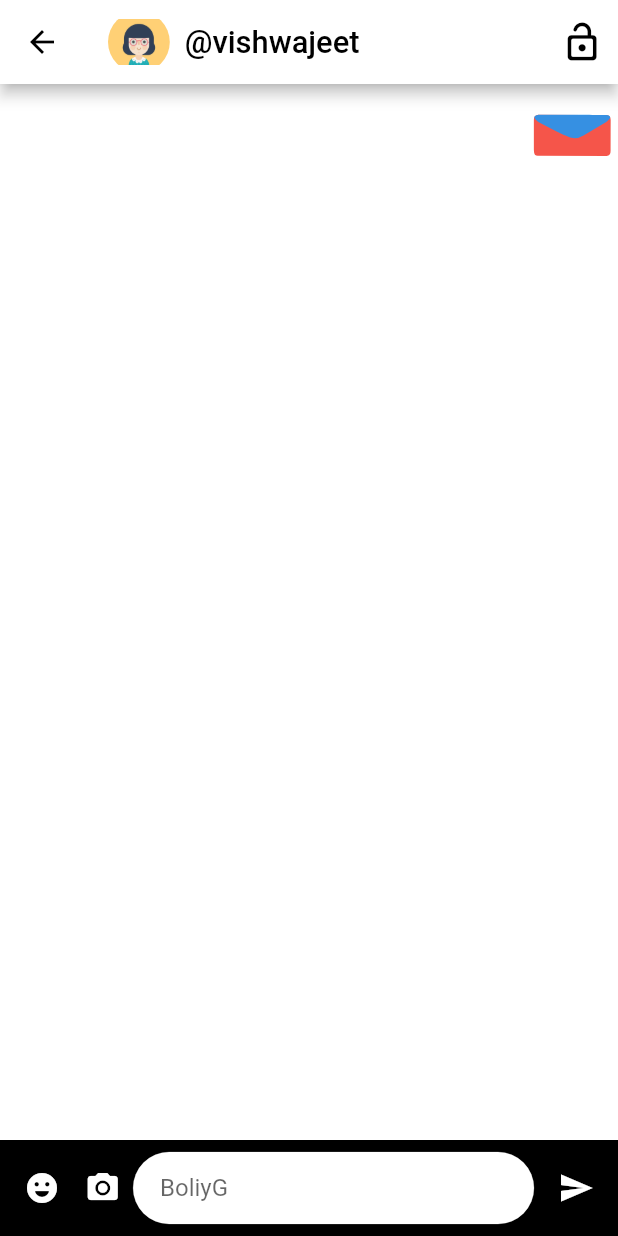
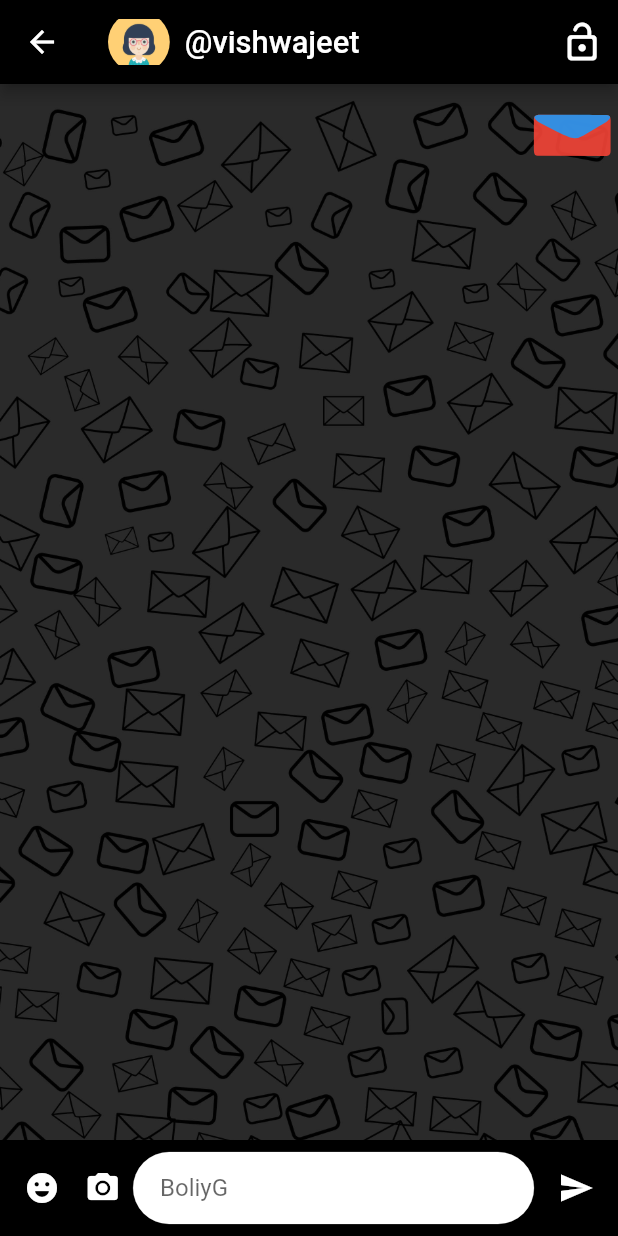
Before and after one commit to yukthi14/BoliyeG-1, a Flutter app: the PrivateChat screen opened directly, on a phone screen of 412 x 824 dp. Run offline on Flutter 3.47's test engine with Material 2 defaults, Android fonts, the phone set to English and light mode, and no system bars; our stand-ins replace audioplayers, cached_network_image, emoji_picker_flutter, firebase_core, firebase_database, firebase_messaging and 4 more; accounts and stored records are empty.

Commit message:
background set

```diff
--- a/lib/constant/strings.dart
+++ b/lib/constant/strings.dart
@@ -1,6 +1,7 @@
 class Strings {
   static const String tittleName = 'BoliyeG';
   static const String avatarImage = 'assets/avatar.webp';
+  static const String backGroundImage = 'assets/private_background.jpg';
   static const String userName = '@vishwajeet';
   static const String profile = 'Profile';
   static const String aboutUs = 'About Us';
--- a/lib/main.dart
+++ b/lib/main.dart
@@ -2,6 +2,7 @@ import 'package:firebase_core/firebase_core.dart';
 import 'package:firebase_messaging/firebase_messaging.dart';
 import 'package:flutter/foundation.dart';
 import 'package:flutter/material.dart';
+import 'package:permission_handler/permission_handler.dart';
 
 import 'screens/homepage.dart';
 
@@ -10,11 +11,19 @@ Future<void> main() async {
     WidgetsFlutterBinding.ensureInitialized();
     await Firebase.initializeApp();
     await FirebaseMessaging.instance.getInitialMessage();
+    var status = await Permission.notification.status;
+    if (status.isDenied) {
+      Map<Permission, PermissionStatus> statuses = await [
+        Permission.notification,
+      ].request();
+      print(statuses);
+    }
   } catch (e) {
     if (kDebugMode) {
       print(e.toString());
     }
   }
+
   runApp(const MyApp());
 }
 
--- a/lib/screens/private_chat_screen.dart
+++ b/lib/screens/private_chat_screen.dart
@@ -47,9 +47,10 @@ class _PrivateChatState extends State<PrivateChat>
       },
       child: Scaffold(
         backgroundColor: Colors.white,
+        resizeToAvoidBottomInset: false,
         appBar: AppBar(
-          backgroundColor: Colors.white,
-          iconTheme: const IconThemeData(color: Colors.black),
+          backgroundColor: Colors.black,
+          iconTheme: const IconThemeData(color: Colors.white),
           title: Row(
             mainAxisAlignment: MainAxisAlignment.start,
             children: [
@@ -69,7 +70,7 @@ class _PrivateChatState extends State<PrivateChat>
                 Strings.userName,
                 style: TextStyle(
                   fontSize: displayWidth(context) * 0.05,
-                  color: Colors.black,
+                  color: Colors.white,
                 ),
               ),
             ],
@@ -85,7 +86,14 @@ class _PrivateChatState extends State<PrivateChat>
                 )),
           ],
         ),
-        body: Stack(
+        body: Container(
+          decoration: const BoxDecoration(
+            image: DecorationImage(
+              image: AssetImage(Strings.backGroundImage),
+              fit: BoxFit.fitHeight,
+            ),
+          ),
+          child: Stack(
             children: [
               ListView.builder(
                   itemCount: _chats.length,
@@ -122,6 +130,7 @@ class _PrivateChatState extends State<PrivateChat>
                 },
               ),
             ],
+          ),
         ),
         // This trailing comma makes auto-formatting nicer for build methods.
       ),
--- a/pubspec.yaml
+++ b/pubspec.yaml
@@ -44,6 +44,7 @@ dependencies:
   firebase_database: ^10.1.1
   shared_preferences: ^2.1.0
   firebase_messaging: ^14.4.1
+  permission_handler: ^10.2.0
 
 
 dev_dependencies:
```
Also changed, not shown: assets/private_background.jpg (added), pubspec.lock, 2 other files. Lines whose indentation alone changed are shown as unchanged.
